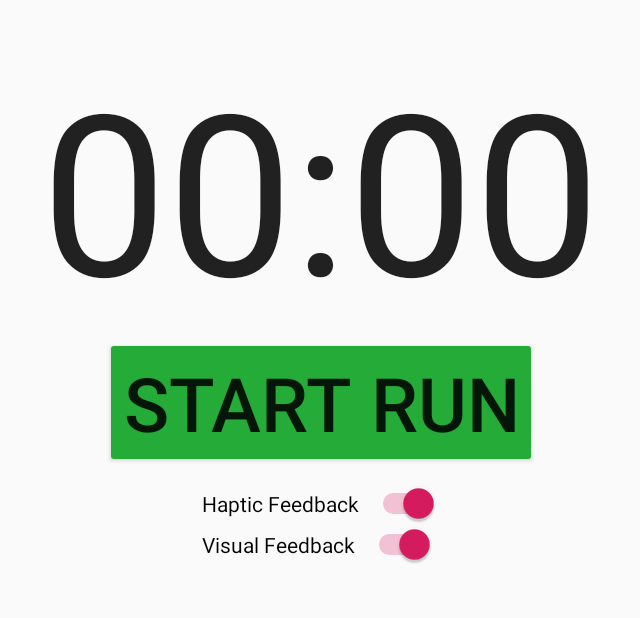
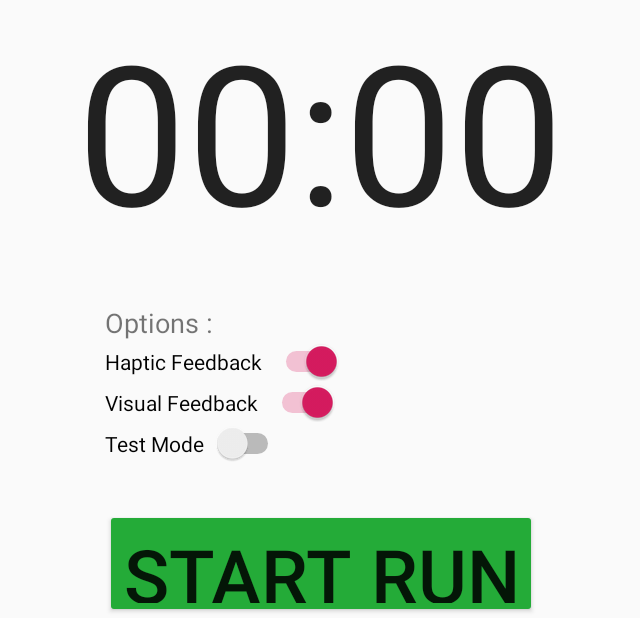
Before and after one commit to AlexGreau/LiveCoaching_Oz, an Android app: the screen it shows after launch (MainActivity), on a phone screen of 824 x 412 dp (held sideways). Shown: the whole screen, without its empty margins (297-937 px from the left). Run offline under Robolectric (Android 15) with nearby library versions, the phone set to English and light mode, and no system bars.

Commit message:
added test mode switch

```diff
--- a/app/src/main/res/layout/activity_main.xml
+++ b/app/src/main/res/layout/activity_main.xml
@@ -11,34 +11,42 @@
         android:id="@+id/chronometer"
         android:layout_width="wrap_content"
         android:layout_height="wrap_content"
-        android:textSize="150sp" />
+        android:textSize="130sp" />
 
     <RelativeLayout
         android:id="@+id/startBar"
         android:layout_width="wrap_content"
         android:layout_height="wrap_content"
-        >
+        android:gravity="center">
 
         <Button
             android:id="@+id/startButton"
             android:layout_width="wrap_content"
             android:layout_height="wrap_content"
+            android:layout_below="@id/options"
             android:backgroundTint="@color/startColor"
             android:text="Start Run"
             android:textSize="50sp" />
 
+        <RelativeLayout
+            android:id="@+id/options"
+            android:layout_width="wrap_content"
+            android:layout_height="wrap_content"
+            android:paddingTop="30dp"
+            android:paddingBottom="30dp"
+            >
+
             <LinearLayout
                 android:layout_width="wrap_content"
                 android:layout_height="wrap_content"
-            android:layout_below="@id/startButton"
-            android:layout_centerHorizontal="true"
-            android:orientation="vertical"
-            android:padding="10dp">
+                android:layout_below="@id/optionsTitle"
+                android:orientation="vertical">
 
                 <Switch
                     android:id="@+id/hapticSwitch"
                     android:layout_width="wrap_content"
                     android:layout_height="wrap_content"
+                    android:layout_below="@id/optionsTitle"
                     android:checked="true"
                     android:switchPadding="5dp"
                     android:text="Haptic Feedback" />
@@ -51,7 +59,23 @@
                     android:switchPadding="5dp"
                     android:text="Visual Feedback" />
 
+                <Switch
+                    android:id="@+id/testModeSwitch"
+                    android:layout_width="wrap_content"
+                    android:layout_height="wrap_content"
+                    android:switchPadding="5dp"
+                    android:text="Test Mode" />
             </LinearLayout>
+
+            <TextView
+                android:id="@+id/optionsTitle"
+                android:layout_width="wrap_content"
+                android:layout_height="wrap_content"
+                android:gravity="left"
+                android:text="Options :"
+                android:textSize="18sp" />
+
+        </RelativeLayout>
 
 
     </RelativeLayout>
@@ -66,10 +90,10 @@
             android:id="@+id/finishButton"
             android:layout_width="wrap_content"
             android:layout_height="wrap_content"
+            android:layout_centerHorizontal="true"
             android:backgroundTint="@color/finishColor"
             android:text="End Run"
-            android:textSize="40sp"
-            android:layout_centerHorizontal="true"/>
+            android:textSize="40sp" />
 
         <RelativeLayout
             android:layout_width="wrap_content"
@@ -80,9 +104,9 @@
                 android:id="@+id/straightButton"
                 android:layout_width="wrap_content"
                 android:layout_height="wrap_content"
+                android:layout_centerHorizontal="true"
                 android:backgroundTint="@color/orderColor"
-                android:text="Straight"
-                android:layout_centerHorizontal="true"/>
+                android:text="Straight" />
 
             <LinearLayout
                 android:layout_width="wrap_content"
```
Lines whose indentation alone changed are shown as unchanged.
